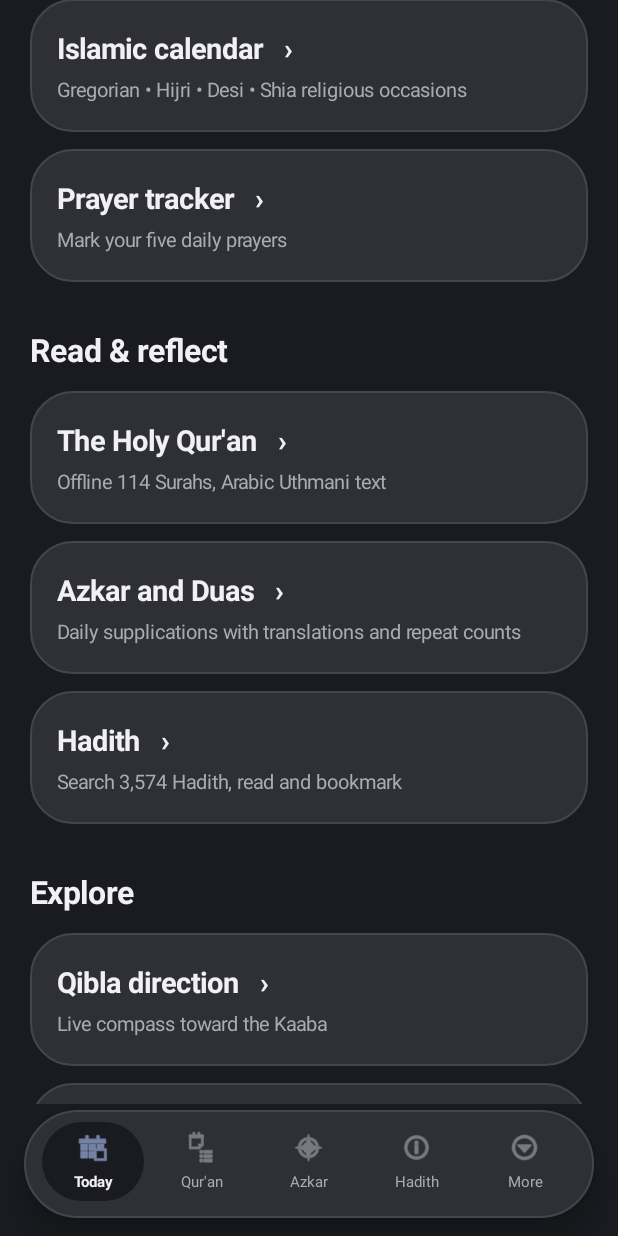
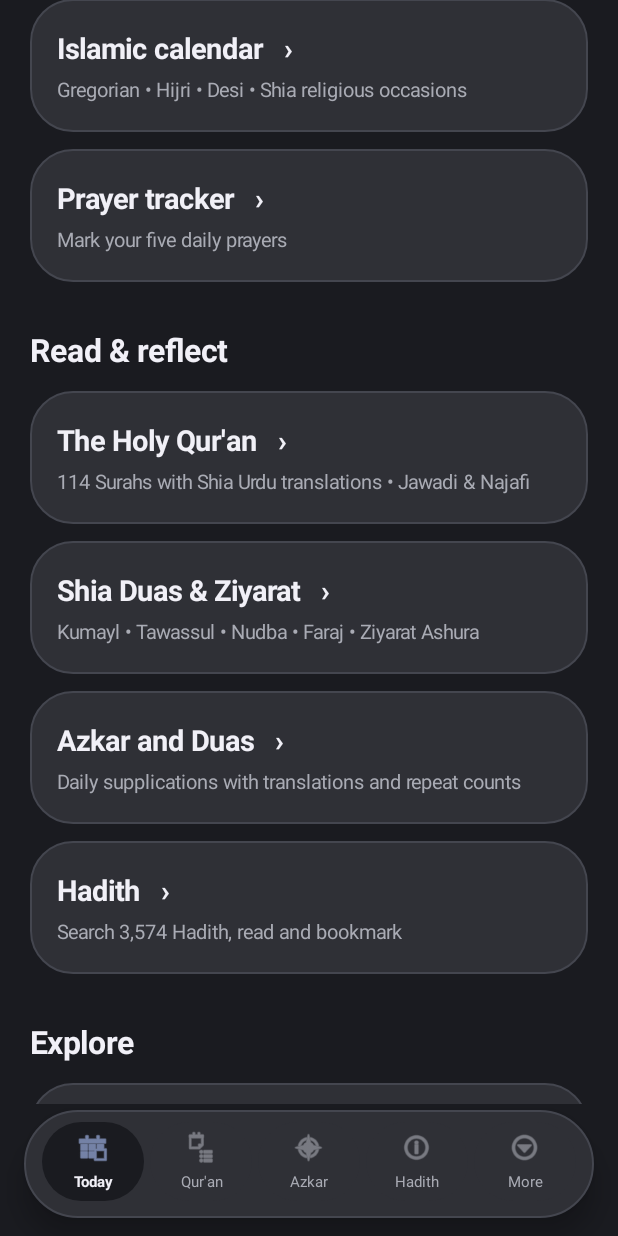
Before and after one commit to its-hecker/Hecker-Islam, an Android app: the screen it shows after launch (IslamDashboardActivity), scrolled down 514 dp, on a phone screen of 412 x 824 dp. Run offline under Robolectric (Android 15) with nearby library versions, the phone set to English and light mode, and no system bars; libraries missing offline, so code that uses them is left out: org.brotli.dec.

Commit message:
home: expose Shia duas and Shia Urdu Quran translations

```diff
--- a/app/src/main/java/com/hecker/islam/IslamDashboardActivity.java
+++ b/app/src/main/java/com/hecker/islam/IslamDashboardActivity.java
@@ -178,8 +178,10 @@ public final class IslamDashboardActivity extends Activity {
         tile("Prayer tracker", "Mark your five daily prayers",
                 () -> launch(PrayerTrackerActivity.class));
         rowTitle("Read & reflect");
-        tile("The Holy Qur'an", "Offline 114 Surahs, Arabic Uthmani text",
+        tile("The Holy Qur'an", "114 Surahs with Shia Urdu translations • Jawadi & Najafi",
                 () -> library("quran"));
+        tile("Shia Duas & Ziyarat", "Kumayl • Tawassul • Nudba • Faraj • Ziyarat Ashura",
+                () -> launch(ShiaDuasActivity.class));
         tile("Azkar and Duas", "Daily supplications with translations and repeat counts",
                 () -> library("azkar"));
         tile("Hadith", "Search 3,574 Hadith, read and bookmark",
@@ -214,6 +216,8 @@ public final class IslamDashboardActivity extends Activity {
         tile("Qibla compass", "Compass calibrated with device sensors", () -> launch(QiblaActivity.class));
         tile("Prayer tracker", "Your local prayer history", () -> launch(PrayerTrackerActivity.class));
         tile("Tasbeeh counter", "Remembrance and saved counts", () -> launch(TasbeehActivity.class));
+        tile("Shia Duas & Ziyarat", "Ahlulbayt supplications, bookmarks and source texts",
+                () -> launch(ShiaDuasActivity.class));
         tile("Offline library", ReferenceLibrary.ready(this)
                 ? "Qur'an, Hadith, Azkar and city catalogs included, ready offline"
                 : "Developer build incomplete: embedded content missing",
```
